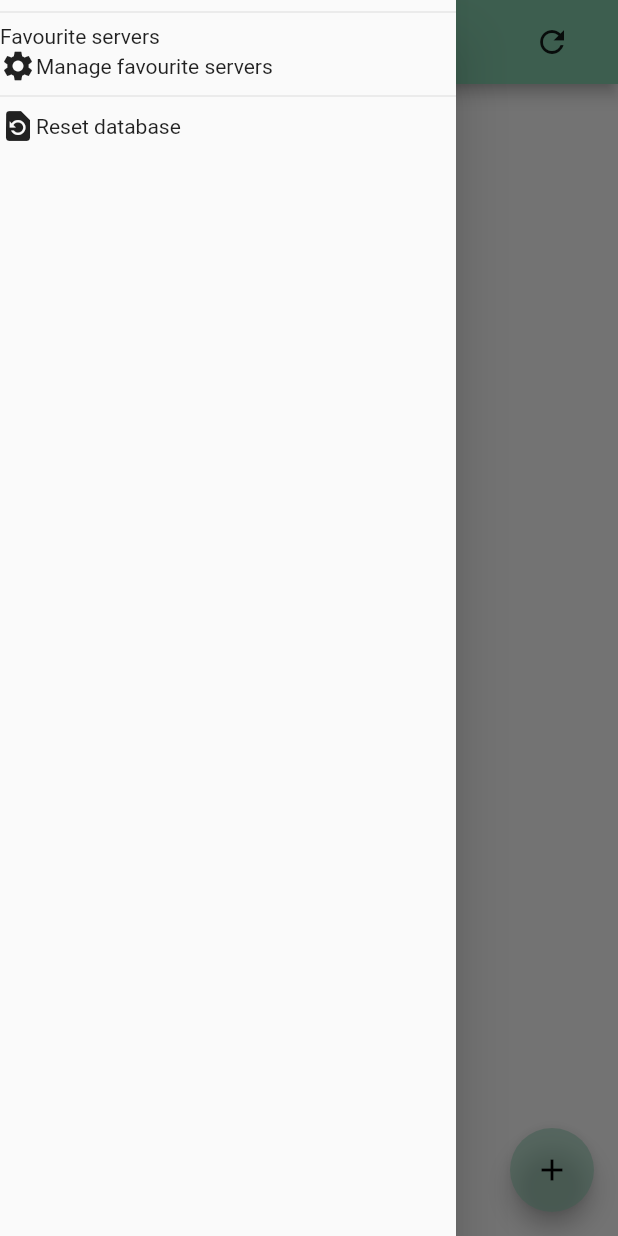
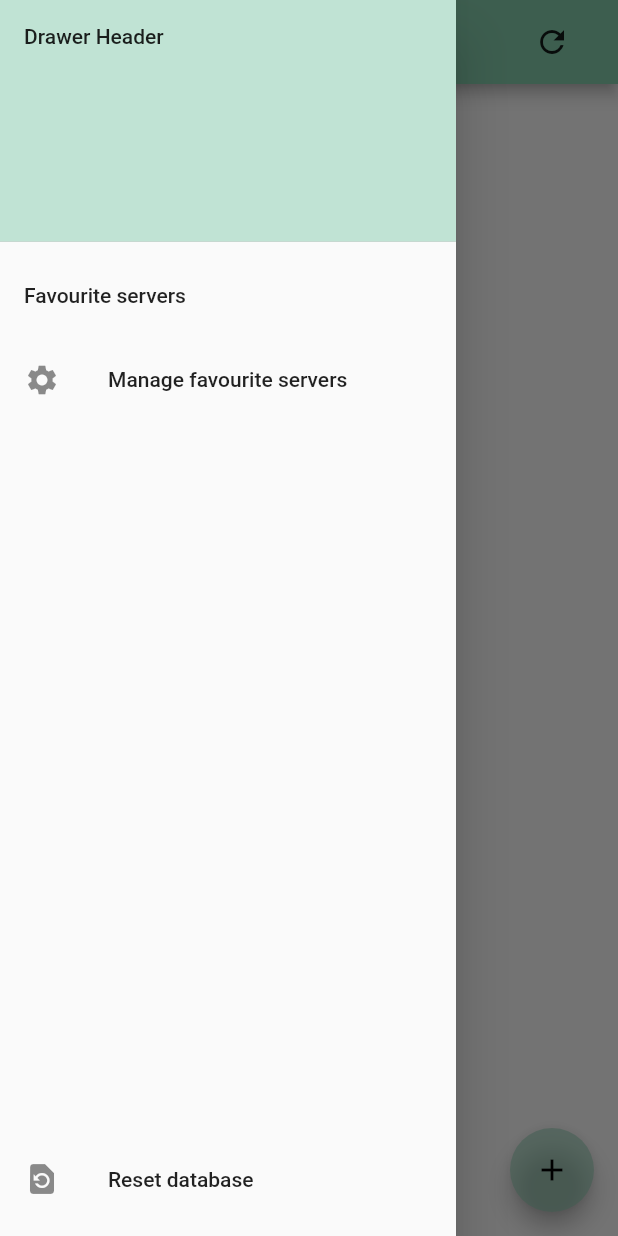
Before and after one commit to Azkali/Dockeroid, a Flutter app: the screen it shows after launch, with the side drawer open, on a phone screen of 412 x 824 dp. Run offline on Flutter 3.47's test engine with Material 2 defaults, Android fonts, the phone set to English and light mode, and no system bars; our stand-ins replace shared_preferences, sqflite; missing offline and left inert: eventify; accounts and stored records are empty.

Commit message:
refactor: 💡 Improved drawer for status

```diff
--- a/Front/lib/logic/preferences.dart
+++ b/Front/lib/logic/preferences.dart
@@ -18,11 +18,11 @@ class Preferences extends EventEmitter {
 	factory Preferences(){
 		if(Preferences._instance == null){
 			Preferences._instance = Preferences._internal();
-			Preferences._instance.on(Preferences.serverConfigChanged, Preferences._instance, (event, data){
-				print(event.toString());
-				print(event.eventData.toString());
-				print(data.toString());
-			});
+			// Preferences._instance.on(Preferences.serverConfigChanged, Preferences._instance, (event, data){
+			// 	print(event.toString());
+			// 	print(event.eventData.toString());
+			// 	print(data.toString());
+			// });
 		}
 		return Preferences._instance;
 	}
--- a/Front/lib/widgets/app_form/app_form.dart
+++ b/Front/lib/widgets/app_form/app_form.dart
@@ -25,16 +25,10 @@ class _AppFormWidgetState extends State<AppFormWidget> {
 	}
 
 	Future<List<AppDescriptor>> _listApps() async {
-		final targetUri = this.widget.currentConfig.uri.resolve('app/list');
-		print(targetUri.toString());
-		final response = await get(targetUri);
-		print(response.body);
-		if(response.statusCode >= 200 && response.statusCode < 400){
-			final entries = json.decode(response.body) as List<dynamic>;
-			return entries.map((entry) => AppDescriptor.fromJson(entry)).toList();
-		} else {
-			throw new ClientException('Received invalid code ${response.statusCode}', targetUri);
-		}
+		return httpGet<List<AppDescriptor>>(
+			this.widget.currentConfig,
+			'app/list',
+			transform: (data) => (data as List<dynamic>).map((entry) => AppDescriptor.fromJson(entry)).toList());
 	}
 
 	@override
--- a/Front/lib/widgets/menu.dart
+++ b/Front/lib/widgets/menu.dart
@@ -12,33 +12,35 @@ class Menu extends StatelessWidget {
 
 	List<Widget> listServers(BuildContext context, List<ServerConfig> servers){
 		return <Widget>[
-			Text("Favourite servers"),
+			ListTile(title: Text("Favourite servers")),
 			...servers.map((server)=> InkWell(
-				child: Container(
-					color: this.serverConfig == server ? redColor : null,
-					child: Padding(
-						padding: EdgeInsets.all(8),
-						child: Text(server.label),
-					),
-				),
-				onTap: () => this.setServer(server),
-			)),
-			InkWell(
-				child: Row(
-					children: <Widget>[
-						Icon(Icons.settings),
-						Text("Manage favourite servers")
-					],
-				),
-				onTap: () => Navigator.push(context, MaterialPageRoute(builder: (context) => ServerManagerWidget())),
-			),
-		];
+				child: ListTile(
+					dense: true,
+					selected: this.serverConfig == server,
+					title: Text(server.label)),
+				onTap: () => this.setServer(server))),
+			ListTile(
+				leading: Icon(Icons.settings),
+				title: Text("Manage favourite servers"),
+				onTap: () => Navigator.push(context, MaterialPageRoute(builder: (context) => ServerManagerWidget())))];
 	}
 
 	@override
 	Widget build(BuildContext context) {
 		return Drawer(
-			child: FutureBuilder(future: ServerConfig.getServerConfigs(), builder: (context, AsyncSnapshot<List<ServerConfig>> snapshot){
+			child: Column(
+				mainAxisSize: MainAxisSize.max,
+				children: [
+					ListView(
+						padding: EdgeInsets.zero,
+						shrinkWrap: true,
+						children: [
+							DrawerHeader(
+								child: Text('Drawer Header'),
+								decoration: BoxDecoration(
+									color: Theme.of(context).accentColor)),
+
+							FutureBuilder(future: ServerConfig.getServerConfigs(), builder: (context, AsyncSnapshot<List<ServerConfig>> snapshot){
 								switch (snapshot.connectionState) {
 									case ConnectionState.none:
 										return Text('Press button to start.');
@@ -51,24 +53,28 @@ class Menu extends StatelessWidget {
 										}
 
 										return Column(
-							mainAxisSize: MainAxisSize.max,
+											mainAxisSize: MainAxisSize.min,
 											crossAxisAlignment: CrossAxisAlignment.stretch,
-							children: <Widget>[
-								Divider(),
-								...this.listServers(context, snapshot.data),
-								Divider(),
-								InkWell(
-									child: Row(
-										children: <Widget>[
-											Icon(Icons.restore_page),
-											Text("Reset database")
-										]),
+											children: this.listServers(context, snapshot.data));
+								}
+
+								throw new Error();
+							})]),
+
+
+							Expanded(
+								child: Align(
+									alignment: FractionalOffset.bottomCenter,
+									child: Padding(
+										padding: EdgeInsets.only(bottom: 10.0),
+										child: ListTile(
+											leading: Icon(Icons.restore_page),
+											title: Text("Reset database"),
 											onTap: () async {
 												print('Reseting databases');
 												await ServerConfig.dropDatabase();
 												await ServerConfig.createDatabase();
-									})]);
 											}
-			}));
+										))))]));
 	}
 }
--- a/Front/lib/widgets/status.dart
+++ b/Front/lib/widgets/status.dart
@@ -46,7 +46,6 @@ class _StatusWidgetState extends State<StatusWidget> {
 			setState(() => this._refreshApps(false));
 		} else {
 			this._appsFuture = this._serverConfigFuture.then((config) async {
-				await Future.delayed(Duration(seconds: 2));
 				return AppInfo.fetch(config);
 			});
 		}
```
Lines whose indentation alone changed are shown as unchanged.
